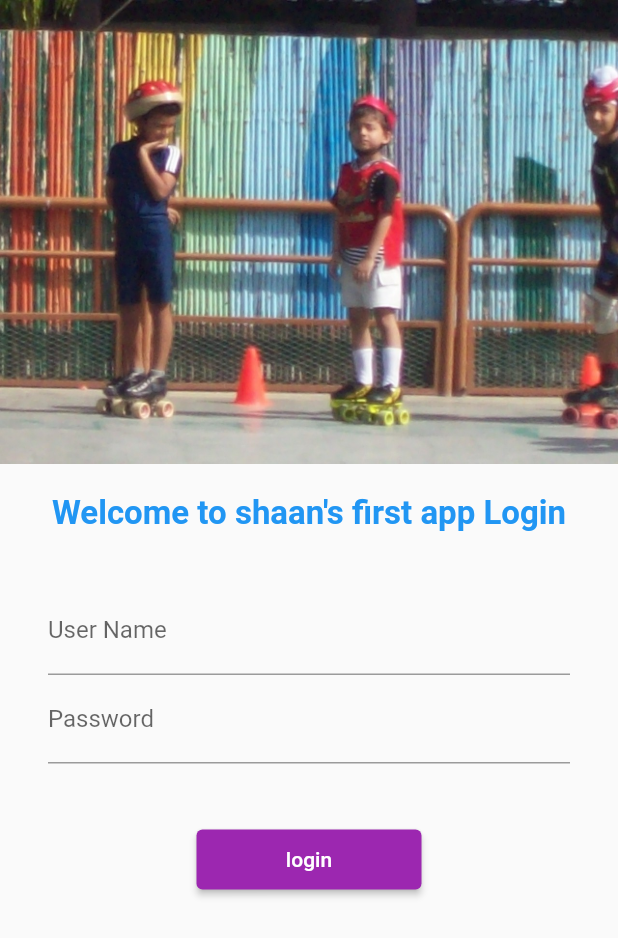
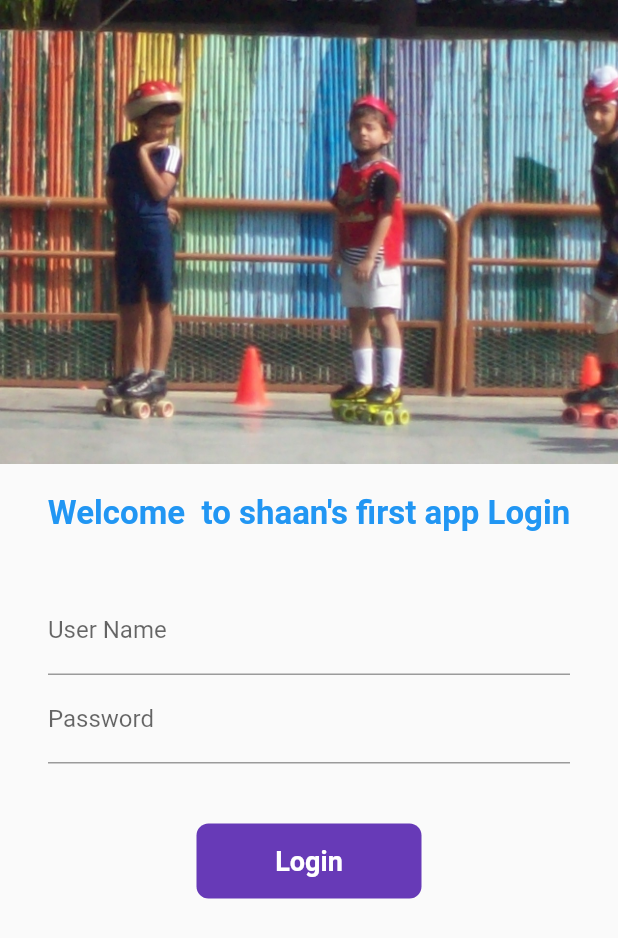
Before and after one commit to notshaangoswami/30daysofflutter, a Flutter app: the screen it shows after launch, on a phone screen of 412 x 824 dp. Shown: the top 938 px of the screen. Run offline on Flutter 3.47's test engine with Material 2 defaults, Android fonts, the phone set to English and light mode, and no system bars; our stand-ins replace google_fonts; Roboto replaces fonts that are missing (Acme).

Commit message:
day6 completed

```diff
--- a/lib/pages/login_page.dart
+++ b/lib/pages/login_page.dart
@@ -3,7 +3,15 @@ import 'dart:ui';
 import 'package:flutter/material.dart';
 import 'package:flutter_application_1/utils/routes.dart';
 
-class LoginPage extends StatelessWidget {
+class LoginPage extends StatefulWidget {
+  @override
+  State<LoginPage> createState() => _LoginPageState();
+}
+
+class _LoginPageState extends State<LoginPage> {
+  String name = "";
+  bool changeButton = false;
+
   @override
   Widget build(BuildContext context) {
     return Material(
@@ -18,7 +26,7 @@ class LoginPage extends StatelessWidget {
               height: 20.0,
             ),
             Text(
-              "Welcome to shaan's first app Login",
+              "Welcome $name to shaan's first app Login",
               style: TextStyle(
                   color: Colors.blue,
                   fontSize: 22,
@@ -33,29 +41,67 @@ class LoginPage extends StatelessWidget {
               child: Column(
                 children: [
                   TextFormField(
-                    decoration: InputDecoration(
-                      hintText: "Enter Username",
-                      labelText: "User Name",
-                    ),
-                  ),
+                      decoration: InputDecoration(
+                        hintText: "Enter Username",
+                        labelText: "User Name",
+                      ),
+                      onChanged: (value) {
+                        name = value;
+                        setState(() {});
+                      }),
                   TextFormField(
                     decoration: InputDecoration(
                       hintText: "Enter Password",
                       labelText: "Password",
                     ),
+                    obscureText: true,
                   ),
                   SizedBox(
                     height: 40.0,
                   ),
-                  ElevatedButton(
+                  InkWell(
+                    onTap: () async {
+                      setState(() {
+                        changeButton = true;
+                      });
+                      await Future.delayed(Duration(seconds: 1));
+                      Navigator.pushNamed(context, MyRoutes.homeRoute);
+                    },
+                    child: AnimatedContainer(
+                      duration: Duration(seconds: 1),
+                      height: 50,
+                      width: changeButton ? 50 : 150,
+                      alignment: Alignment.center,
+                      child: changeButton
+                          ? Icon(
+                              Icons.done,
+                              color: Colors.white,
+                            )
+                          : Text(
+                              "Login",
+                              style: TextStyle(
+                                color: Colors.white,
+                                fontWeight: FontWeight.bold,
+                                fontSize: 18,
+                              ),
+                            ),
+                      decoration: BoxDecoration(
+                        color: Colors.deepPurple,
+                        borderRadius: changeButton
+                            ? BorderRadius.circular(50)
+                            : BorderRadius.circular(8),
+                      ),
+                    ),
+                  )
+
+                  /*ElevatedButton(
                     onPressed: () {
                       Navigator.pushNamed(context, MyRoutes.homeRoute);
                     },
                     child: Text("login"),
                     style: TextButton.styleFrom(
                       minimumSize: Size(150, 40),
-                    ),
-                  ),
+                    ),*/
                 ],
               ),
             )
```
